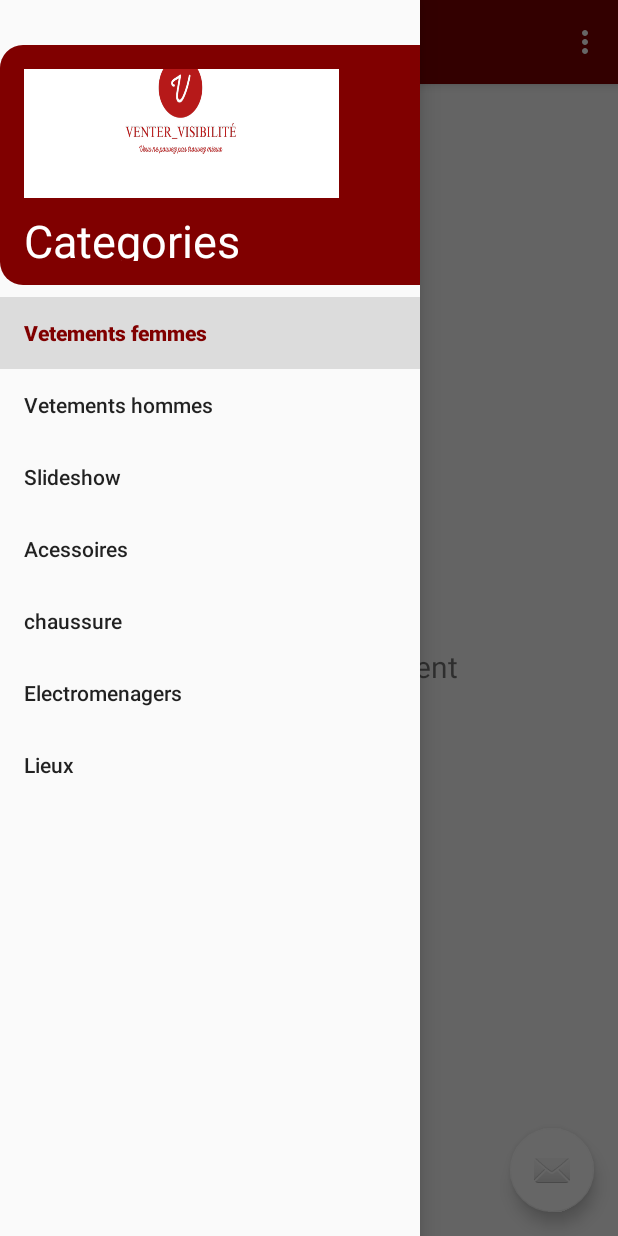
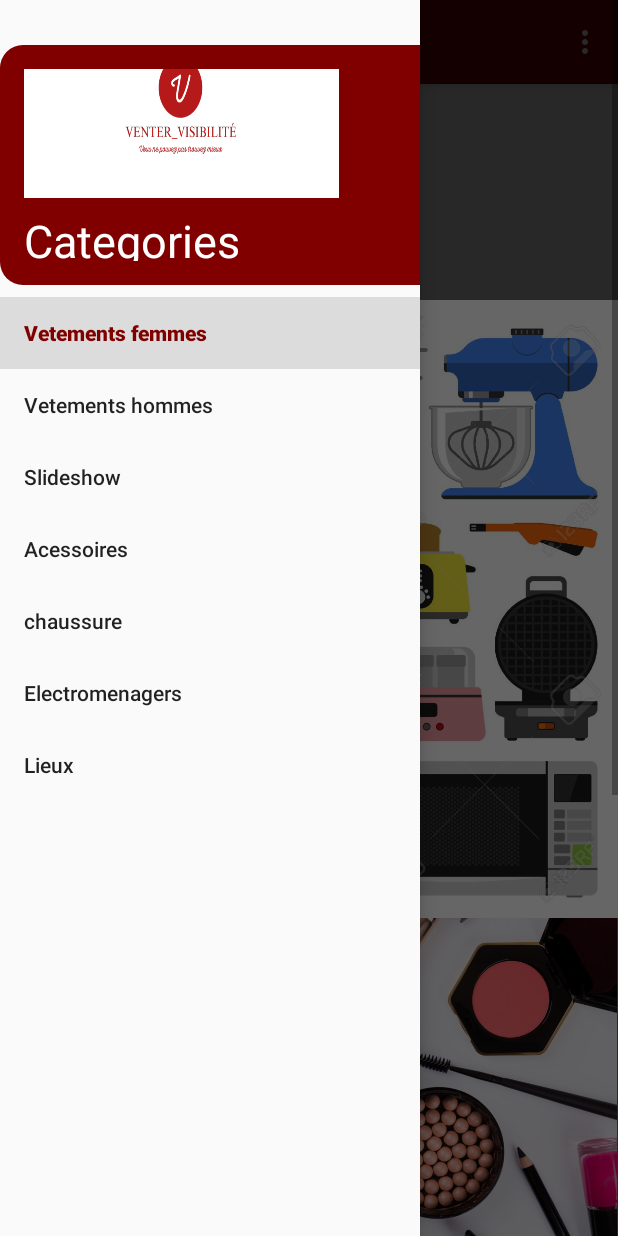
Before and after one commit to sokhna09519/Venter, an Android app: the AcceuilActivity screen opened directly, with no data from a screen before it, with the side drawer open, on a phone screen of 412 x 824 dp. Run offline under Robolectric (Android 15) with nearby library versions, the phone set to English and light mode, and no system bars; our stand-ins replace navigation-ui.

Commit message:
quatrieme commi

```diff
--- a/app/src/main/java/com/example/venter/MainActivity.java
+++ b/app/src/main/java/com/example/venter/MainActivity.java
@@ -41,7 +41,7 @@ public class MainActivity extends AppCompatActivity {
             @Override
             public void onClick(View view)
             {
-                Intent intent = new Intent(MainActivity.this,AcceuilboutiqueActivity.class);
+                Intent intent = new Intent(MainActivity.this,AcceuilActivity.class);
                 startActivity(intent);
 
             }
--- a/app/src/main/res/layout/activity_acceuil.xml
+++ b/app/src/main/res/layout/activity_acceuil.xml
@@ -13,6 +13,58 @@
         android:layout_width="match_parent"
         android:layout_height="match_parent" />
 
+
+
+    <ScrollView
+
+        android:layout_width="match_parent"
+        android:layout_height="400dp"
+        android:layout_marginTop="59dp"
+
+        >
+
+
+        <LinearLayout
+            android:layout_width="match_parent"
+            android:layout_height="wrap_content"
+            android:orientation="vertical">
+
+            <ImageView
+                android:layout_width="wrap_content"
+                android:layout_height="200dp"
+                android:adjustViewBounds="true"
+                android:src="@drawable/image1" />
+
+
+            <ImageView
+                android:layout_width="wrap_content"
+                android:layout_height="wrap_content"
+                android:adjustViewBounds="true"
+                android:src="@drawable/image2" />
+
+            <ImageView
+                android:layout_width="wrap_content"
+                android:layout_height="wrap_content"
+                android:adjustViewBounds="true"
+                android:src="@drawable/image3" />
+
+            <ImageView
+                android:layout_width="wrap_content"
+                android:layout_height="wrap_content"
+                android:adjustViewBounds="true"
+                android:src="@drawable/image4" />
+
+            <ImageView
+                android:layout_width="wrap_content"
+                android:layout_height="wrap_content"
+                android:adjustViewBounds="true"
+                android:src="@drawable/image5" />
+
+        </LinearLayout>
+
+    </ScrollView>
+
+
     <com.google.android.material.navigation.NavigationView
         android:id="@+id/nav_view"
         android:layout_width="wrap_content"
```
Also changed, not shown: app/src/main/res/drawable/image1.jpg (renamed from app/src/main/res/drawable/accessoires.jpg), app/src/main/res/drawable/image2.jpg (renamed from app/src/main/res/drawable/electromenager.jpg), app/src/main/res/drawable/image3.jpeg (renamed from app/src/main/res/drawable/makup.jpeg), app/src/main/res/drawable/image4.jpg (renamed from app/src/main/res/drawable/vetement.jpg), app/src/main/res/drawable/image5.jpg (renamed from app/src/main/res/drawable/applogo.jpg).
